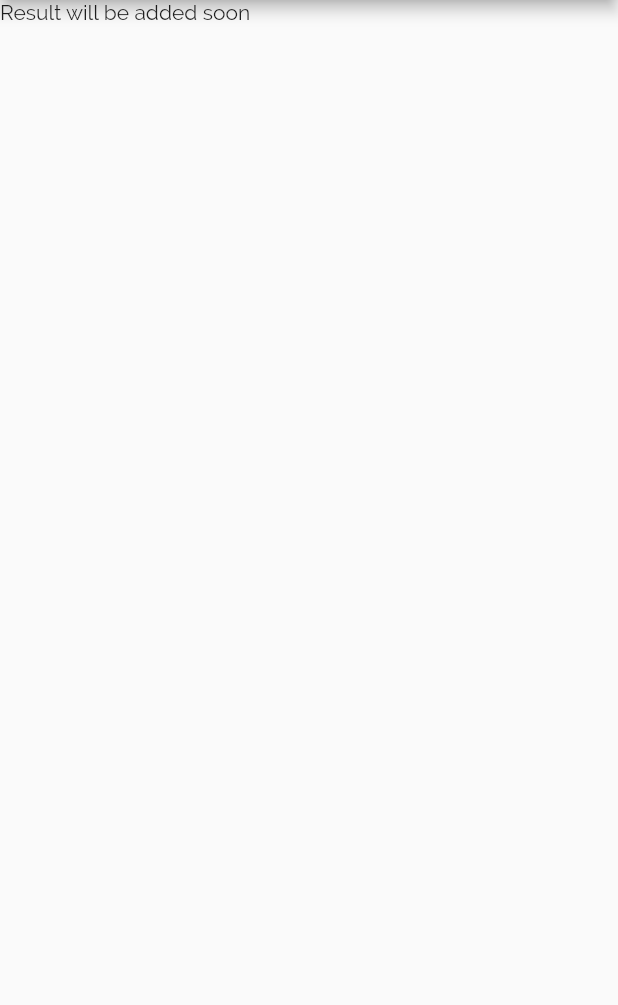
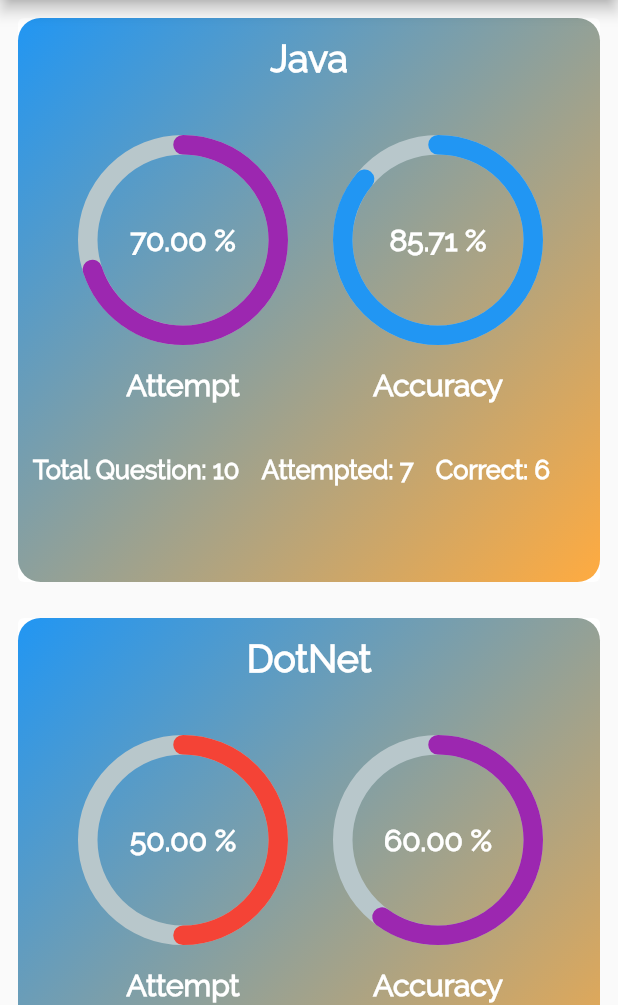
Before and after one commit to 4everMani/quiz_app, a Flutter app: the TabsScreen screen opened directly with empty values, tab 2 chosen, on a phone screen of 412 x 824 dp, the part 231-1236 px from its top. Run offline on Flutter 3.47's test engine with Material 2 defaults, Android fonts, the phone set to English and light mode, and no system bars; drawn by our look-alikes of percent_indicator; our stand-ins replace bloc, equatable, flutter_bloc, flutter_svg, image_picker, simple_icons.

Commit message:
added-mocked result tab

```diff
--- a/lib/main.dart
+++ b/lib/main.dart
@@ -3,6 +3,7 @@ import 'package:flutter/scheduler.dart';
 import 'package:flutter_bloc/flutter_bloc.dart';
 import 'package:quiz_app/blocs/auth/bloc/auth_bloc.dart';
 import 'package:quiz_app/repos/auth_repository.dart';
+import 'package:quiz_app/screens/quiz/result_screen.dart';
 import 'package:quiz_app/widgets/quiz/home.dart';
 import './screens/quiz/question_screen.dart';
 import 'package:quiz_app/screens/welcome/welcome_screen.dart';
@@ -32,7 +33,7 @@ class MyApp extends StatelessWidget {
           if (state is LoadAuthScreenState) {
             return const WelcomeScreen();
           }
-          if (state is LoggedInState) {
+          if (state is LoggedInState || state is ImageChangeState) {
             final authBloc = BlocProvider.of<AuthBloc>(context);
             SchedulerBinding.instance.addPostFrameCallback((_) {
               Navigator.pushReplacement(
--- /dev/null
+++ b/lib/models/score.dart
@@ -0,0 +1,8 @@
+class Score {
+  int questionAttempted;
+  int correctAnswer;
+  String email;
+  String topic;
+
+  Score(this.questionAttempted, this.correctAnswer, this.email, this.topic);
+}
--- a/lib/screens/quiz/result_screen.dart
+++ b/lib/screens/quiz/result_screen.dart
@@ -1,17 +1,32 @@
 import 'package:flutter/material.dart';
+import 'package:quiz_app/models/score.dart';
+import 'package:quiz_app/widgets/quiz/result.dart';
 
-class ResultScreen extends StatefulWidget {
-  const ResultScreen({super.key});
+class ResultScreen extends StatelessWidget {
+  ResultScreen();
 
-  @override
-  State<ResultScreen> createState() => _ResultScreenState();
-}
+  final scores = [
+    Score(7, 6, '', 'Java'),
+    Score(5, 3, '', 'DotNet'),
+    Score(9, 6, '', 'JavaScript'),
+    Score(8, 6, '', 'Flutter'),
+    Score(6, 6, '', 'Dart'),
+  ];
 
-class _ResultScreenState extends State<ResultScreen> {
   @override
   Widget build(BuildContext context) {
     return Container(
-      child: Text('Result will be added soon'),
+      height: MediaQuery.of(context).size.height,
+      child: ListView.builder(
+        itemBuilder: ((context, index) {
+          print(scores[index].correctAnswer);
+          return Result(
+              correctAnswers: scores[index].correctAnswer,
+              questionAttempted: scores[index].questionAttempted,
+              topic: scores[index].topic);
+        }),
+        itemCount: scores.length,
+      ),
     );
   }
 }
--- a/lib/screens/quiz/tabs_screen.dart
+++ b/lib/screens/quiz/tabs_screen.dart
@@ -47,7 +47,7 @@ class _TabsScreenState extends State<TabsScreen> {
               )
             ]),
           ),
-          body: const TabBarView(children: [QuizScreen(), ResultScreen()]),
+          body: TabBarView(children: [QuizScreen(), ResultScreen()]),
         ));
   }
 }
--- /dev/null
+++ b/lib/style/chart_style.dart
@@ -0,0 +1,7 @@
+import 'package:flutter/material.dart';
+
+class ChartStyle {
+  static Color bg_color = Color.fromARGB(255, 7, 8, 11);
+  static Color accent_color = const Color(0xff586af8);
+  static Color spline_color = const Color(0xff243199);
+}
--- a/lib/widgets/quiz/display-question.dart
+++ b/lib/widgets/quiz/display-question.dart
@@ -52,7 +52,7 @@ class _DisplayQuestionState extends State<DisplayQuestion> {
           alignment: Alignment.topRight,
           padding: const EdgeInsets.only(top: 15),
           child: Text(
-            'Question Count: ${index + 1} / 10',
+            'Question ${index + 1} of 10',
             style: const TextStyle(fontSize: 20, fontWeight: FontWeight.w500),
           ),
         ),
--- a/lib/widgets/quiz/home.dart
+++ b/lib/widgets/quiz/home.dart
@@ -20,7 +20,7 @@ class Home extends StatelessWidget {
           user.imageUrl = state.imagePath;
         }
         return Scaffold(
-          drawer: DrawerScreen(user),
+          // drawer: DrawerScreen(user),
           appBar: AppBar(
             backgroundColor: Colors.transparent,
             elevation: 0,
--- /dev/null
+++ b/lib/widgets/quiz/result.dart
@@ -0,0 +1,157 @@
+import 'package:flutter/material.dart';
+import 'package:http/http.dart';
+import 'package:percent_indicator/circular_percent_indicator.dart';
+import 'package:quiz_app/style/chart_style.dart';
+
+class Result extends StatelessWidget {
+  const Result(
+      {required this.correctAnswers,
+      required this.questionAttempted,
+      required this.topic});
+  final int questionAttempted;
+  final int correctAnswers;
+  final String topic;
+
+  Color getColor(double percentage) {
+    if (percentage > 0.9) {
+      return Colors.green;
+    } else if (percentage > 0.8 && percentage <= 0.9) {
+      return Colors.blue;
+    } else if (percentage > 0.5 && percentage <= 0.8) {
+      return Colors.purple;
+    }
+    return Colors.red;
+  }
+
+  @override
+  Widget build(BuildContext context) {
+    return Container(
+      padding: const EdgeInsets.all(8),
+      height: 400,
+      child: Card(
+        elevation: 0,
+        child: Container(
+          decoration: BoxDecoration(
+            borderRadius: BorderRadius.circular(15),
+            gradient: const LinearGradient(
+                colors: [Colors.blue, Colors.orangeAccent],
+                begin: Alignment.topLeft,
+                end: Alignment.bottomRight),
+          ),
+          child: Column(
+            children: [
+              Padding(
+                padding: const EdgeInsets.all(12.0),
+                child: Text(topic,
+                    style: const TextStyle(
+                        fontSize: 25,
+                        color: Colors.white,
+                        fontWeight: FontWeight.w900)),
+              ),
+              Row(
+                children: [
+                  Container(
+                    padding:
+                        const EdgeInsets.only(top: 25, left: 40, bottom: 15),
+                    child: Column(
+                      children: [
+                        CircularPercentIndicator(
+                          radius: 70.0,
+                          lineWidth: 13.0,
+                          animation: true,
+                          percent: double.parse(
+                              (questionAttempted / 10).toStringAsFixed(2)),
+                          center: Text(
+                            "${((questionAttempted / 10) * 100).toStringAsFixed(2)} %",
+                            style: const TextStyle(
+                                color: Colors.white,
+                                fontWeight: FontWeight.bold,
+                                fontSize: 20.0),
+                          ),
+                          circularStrokeCap: CircularStrokeCap.round,
+                          progressColor: getColor(double.parse(
+                              (questionAttempted / 10).toStringAsFixed(2))),
+                        ),
+                        Container(
+                          margin: const EdgeInsets.only(top: 15),
+                          child: const Text("Attempt",
+                              style: TextStyle(
+                                  color: Colors.white,
+                                  fontWeight: FontWeight.bold,
+                                  fontSize: 20.0)),
+                        )
+                      ],
+                    ),
+                  ),
+                  Container(
+                    padding:
+                        const EdgeInsets.only(top: 25, left: 30, bottom: 15),
+                    child: Column(
+                      children: [
+                        CircularPercentIndicator(
+                          radius: 70.0,
+                          lineWidth: 13.0,
+                          animation: true,
+                          percent: double.parse(
+                              (correctAnswers / questionAttempted)
+                                  .toStringAsFixed(2)),
+                          center: Text(
+                            "${((correctAnswers / questionAttempted) * 100).toStringAsFixed(2)} %",
+                            style: const TextStyle(
+                                color: Colors.white,
+                                fontWeight: FontWeight.bold,
+                                fontSize: 20.0),
+                          ),
+                          circularStrokeCap: CircularStrokeCap.round,
+                          progressColor: getColor(double.parse(
+                              (correctAnswers / questionAttempted)
+                                  .toStringAsFixed(2))),
+                        ),
+                        Container(
+                          margin: const EdgeInsets.only(top: 15),
+                          child: const Text("Accuracy",
+                              style: TextStyle(
+                                  color: Colors.white,
+                                  fontWeight: FontWeight.bold,
+                                  fontSize: 20.0)),
+                        )
+                      ],
+                    ),
+                  )
+                ],
+              ),
+              Row(
+                children: [
+                  Container(
+                    margin: const EdgeInsets.only(left: 10, top: 20),
+                    child: const Text("Total Question: 10",
+                        style: TextStyle(
+                            color: Colors.white,
+                            fontWeight: FontWeight.bold,
+                            fontSize: 17.0)),
+                  ),
+                  Container(
+                    margin: const EdgeInsets.only(left: 15, top: 20),
+                    child: Text("Attempted: $questionAttempted",
+                        style: const TextStyle(
+                            color: Colors.white,
+                            fontWeight: FontWeight.bold,
+                            fontSize: 17.0)),
+                  ),
+                  Container(
+                    margin: const EdgeInsets.only(left: 15, top: 20),
+                    child: Text("Correct: $correctAnswers",
+                        style: const TextStyle(
+                            color: Colors.white,
+                            fontWeight: FontWeight.bold,
+                            fontSize: 17.0)),
+                  )
+                ],
+              )
+            ],
+          ),
+        ),
+      ),
+    );
+  }
+}
--- a/pubspec.yaml
+++ b/pubspec.yaml
@@ -42,6 +42,7 @@ dependencies:
   equatable: ^2.0.5
   flutter_svg: ^1.1.0
   image_picker: ^0.8.6+1
+  percent_indicator: ^4.2.2
 
 dev_dependencies:
   flutter_test:
```
Also changed, not shown: pubspec.lock.
